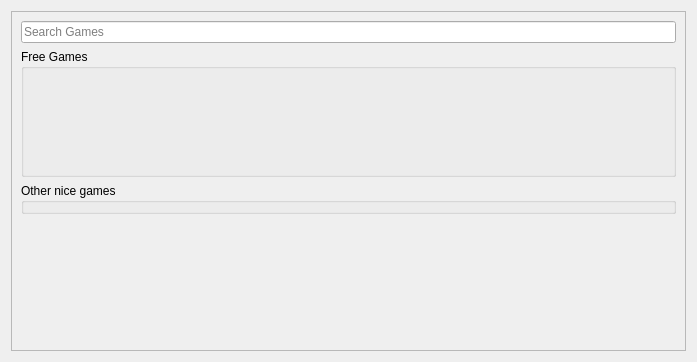
Before: the Qt Designer form rare/ui/components/tabs/store/store.ui in RareDevs/Rare, drawn with Qt 5.
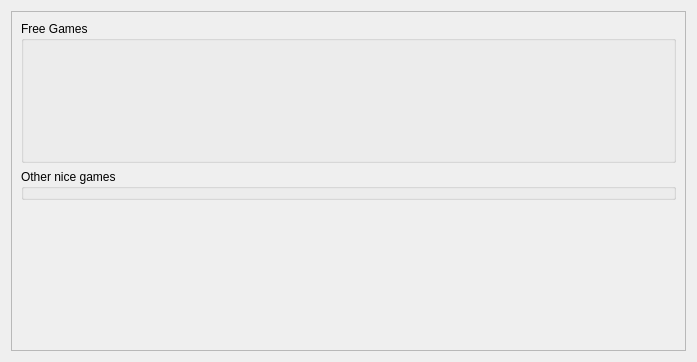
After: the same form once the commit is applied.

Commit message: Add button to search bar in shop main widget

What changed in the file:
```diff
--- a/rare/ui/components/tabs/store/store.ui
+++ b/rare/ui/components/tabs/store/store.ui
@@ -29,13 +29,6 @@
        </rect>
       </property>
       <layout class="QVBoxLayout" name="verticalLayout_3">
-       <item>
-        <widget class="QLineEdit" name="search">
-         <property name="placeholderText">
-          <string>Search Games</string>
-         </property>
-        </widget>
-       </item>
        <item>
         <widget class="QGroupBox" name="free_game_group_box">
          <property name="title">
```
The commit also changes 3 other files.
